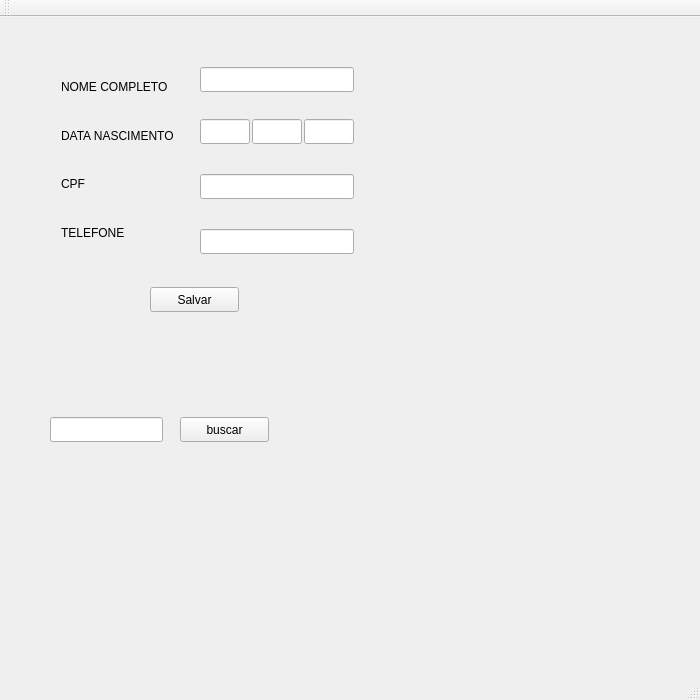
Old version of the form cc4652/mainwindow.ui in the repository victoralmeida/cc4652-031.
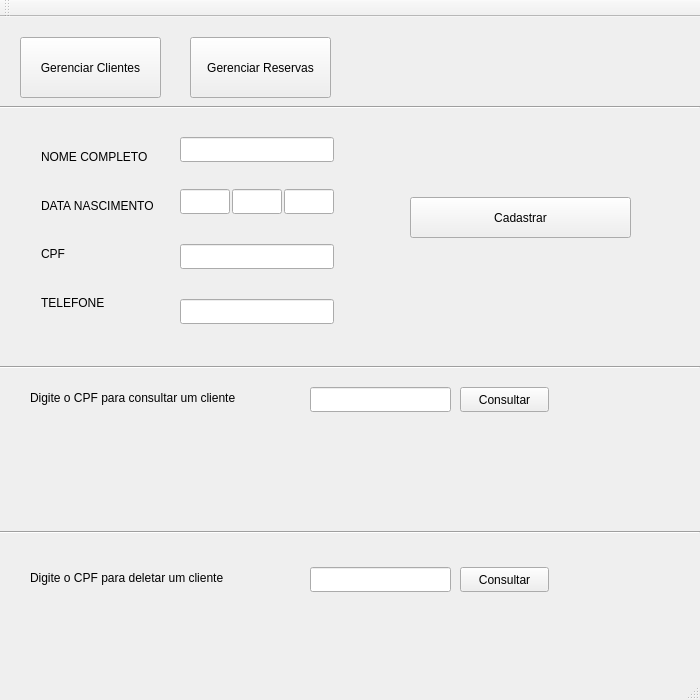
New version of the form.

Commit message: tela de gerenciar cliente, falta corrigir buscar, implementar deletar

What changed in the file:
```diff
--- a/cc4652/mainwindow.ui
+++ b/cc4652/mainwindow.ui
@@ -17,9 +17,9 @@
    <widget class="QWidget" name="layoutWidget">
     <property name="geometry">
      <rect>
-      <x>50</x>
-      <y>37</y>
-      <width>137</width>
+      <x>30</x>
+      <y>107</y>
+      <width>261</width>
       <height>211</height>
      </rect>
     </property>
@@ -57,8 +57,8 @@
    <widget class="QLineEdit" name="mes">
     <property name="geometry">
      <rect>
-      <x>252</x>
-      <y>102</y>
+      <x>232</x>
+      <y>172</y>
       <width>50</width>
       <height>25</height>
      </rect>
@@ -70,8 +70,8 @@
     </property>
     <property name="geometry">
      <rect>
-      <x>200</x>
-      <y>157</y>
+      <x>180</x>
+      <y>227</y>
       <width>154</width>
       <height>25</height>
      </rect>
@@ -80,8 +80,8 @@
    <widget class="QLineEdit" name="dia">
     <property name="geometry">
      <rect>
-      <x>200</x>
-      <y>102</y>
+      <x>180</x>
+      <y>172</y>
       <width>50</width>
       <height>25</height>
      </rect>
@@ -90,8 +90,8 @@
    <widget class="QLineEdit" name="ano">
     <property name="geometry">
      <rect>
-      <x>304</x>
-      <y>102</y>
+      <x>284</x>
+      <y>172</y>
       <width>50</width>
       <height>25</height>
      </rect>
@@ -100,8 +100,8 @@
    <widget class="QLineEdit" name="telefone">
     <property name="geometry">
      <rect>
-      <x>200</x>
-      <y>212</y>
+      <x>180</x>
+      <y>282</y>
       <width>154</width>
       <height>25</height>
      </rect>
@@ -110,8 +110,8 @@
    <widget class="QLineEdit" name="nome">
     <property name="geometry">
      <rect>
-      <x>200</x>
-      <y>50</y>
+      <x>180</x>
+      <y>120</y>
       <width>154</width>
       <height>25</height>
      </rect>
@@ -120,22 +120,22 @@
    <widget class="QPushButton" name="pushButton">
     <property name="geometry">
      <rect>
-      <x>150</x>
-      <y>270</y>
-      <width>89</width>
-      <height>25</height>
+      <x>410</x>
+      <y>180</y>
+      <width>221</width>
+      <height>41</height>
      </rect>
     </property>
     <property name="text">
-     <string>Salvar</string>
+     <string>Cadastrar</string>
     </property>
    </widget>
    <widget class="QLineEdit" name="buscar">
     <property name="geometry">
      <rect>
-      <x>50</x>
-      <y>400</y>
-      <width>113</width>
+      <x>310</x>
+      <y>370</y>
+      <width>141</width>
       <height>25</height>
      </rect>
     </property>
@@ -143,16 +143,202 @@
    <widget class="QPushButton" name="pushButton_2">
     <property name="geometry">
      <rect>
-      <x>180</x>
-      <y>400</y>
+      <x>460</x>
+      <y>370</y>
       <width>89</width>
       <height>25</height>
      </rect>
     </property>
     <property name="text">
-     <string>buscar</string>
+     <string>Consultar</string>
     </property>
    </widget>
+   <widget class="QPushButton" name="gerenciarClientes">
+    <property name="geometry">
+     <rect>
+      <x>20</x>
+      <y>20</y>
+      <width>141</width>
+      <height>61</height>
+     </rect>
+    </property>
+    <property name="text">
+     <string>Gerenciar Clientes</string>
+    </property>
+   </widget>
+   <widget class="QPushButton" name="gerenciarReservas">
+    <property name="geometry">
+     <rect>
+      <x>190</x>
+      <y>20</y>
+      <width>141</width>
+      <height>61</height>
+     </rect>
+    </property>
+    <property name="text">
+     <string>Gerenciar Reservas</string>
+    </property>
+   </widget>
+   <widget class="Line" name="line">
+    <property name="geometry">
+     <rect>
+      <x>0</x>
+      <y>80</y>
+      <width>700</width>
+      <height>20</height>
+     </rect>
+    </property>
+    <property name="orientation">
+     <enum>Qt::Horizontal</enum>
+    </property>
+   </widget>
+   <widget class="Line" name="line_2">
+    <property name="geometry">
+     <rect>
+      <x>0</x>
+      <y>340</y>
+      <width>700</width>
+      <height>20</height>
+     </rect>
+    </property>
+    <property name="orientation">
+     <enum>Qt::Horizontal</enum>
+    </property>
+   </widget>
+   <widget class="QLabel" name="label">
+    <property name="geometry">
+     <rect>
+      <x>30</x>
+      <y>360</y>
+      <width>271</width>
+      <height>41</height>
+     </rect>
+    </property>
+    <property name="text">
+     <string>Digite o CPF para consultar um cliente</string>
+    </property>
+   </widget>
+   <widget class="QLabel" name="nomeConsulta">
+    <property name="geometry">
+     <rect>
+      <x>30</x>
+      <y>415</y>
+      <width>361</width>
+      <height>17</height>
+     </rect>
+    </property>
+    <property name="text">
+     <string/>
+    </property>
+   </widget>
+   <widget class="QLabel" name="cfpConsulta">
+    <property name="geometry">
+     <rect>
+      <x>30</x>
+      <y>460</y>
+      <width>361</width>
+      <height>17</height>
+     </rect>
+    </property>
+    <property name="text">
+     <string/>
+    </property>
+   </widget>
+   <widget class="QLabel" name="telefoneConsulta">
+    <property name="geometry">
+     <rect>
+      <x>30</x>
+      <y>480</y>
+      <width>361</width>
+      <height>17</height>
+     </rect>
+    </property>
+    <property name="text">
+     <string/>
+    </property>
+   </widget>
+   <widget class="Line" name="line_3">
+    <property name="geometry">
+     <rect>
+      <x>0</x>
+      <y>505</y>
+      <width>700</width>
+      <height>20</height>
+     </rect>
+    </property>
+    <property name="orientation">
+     <enum>Qt::Horizontal</enum>
+    </property>
+   </widget>
+   <widget class="QLabel" name="label_6">
+    <property name="geometry">
+     <rect>
+      <x>30</x>
+      <y>540</y>
+      <width>271</width>
+      <height>41</height>
+     </rect>
+    </property>
+    <property name="text">
+     <string>Digite o CPF para deletar um cliente</string>
+    </property>
+   </widget>
+   <widget class="QLineEdit" name="deletar">
+    <property name="geometry">
+     <rect>
+      <x>310</x>
+      <y>550</y>
+      <width>141</width>
+      <height>25</height>
+     </rect>
+    </property>
+   </widget>
+   <widget class="QPushButton" name="deletarCliente">
+    <property name="geometry">
+     <rect>
+      <x>460</x>
+      <y>550</y>
+      <width>89</width>
+      <height>25</height>
+     </rect>
+    </property>
+    <property name="text">
+     <string>Consultar</string>
+    </property>
+   </widget>
+   <widget class="QWidget" name="">
+    <property name="geometry">
+     <rect>
+      <x>30</x>
+      <y>435</y>
+      <width>131</width>
+      <height>19</height>
+     </rect>
+    </property>
+    <layout class="QHBoxLayout" name="horizontalLayout">
+     <item>
+      <widget class="QLabel" name="diaConsulta">
+       <property name="text">
+        <string/>
+       </property>
+      </widget>
+     </item>
+     <item>
+      <widget class="QLabel" name="mesConsulta">
+       <property name="text">
+        <string/>
+       </property>
+      </widget>
+     </item>
+     <item>
+      <widget class="QLabel" name="anoConsulta">
+       <property name="text">
+        <string/>
+       </property>
+      </widget>
+     </item>
+    </layout>
+   </widget>
   </widget>
   <widget class="QMenuBar" name="menuBar">
    <property name="geometry">
```
Left out of the diff: 4 changed lines with no effect on the pictures. The commit also changes 3 other files.
